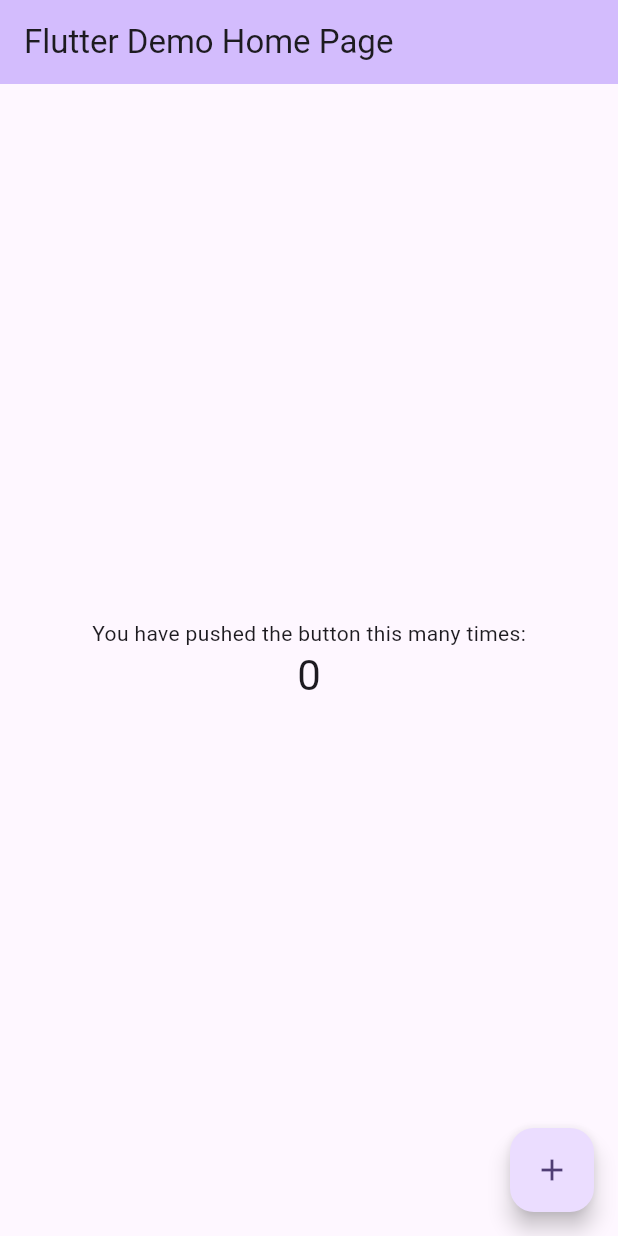
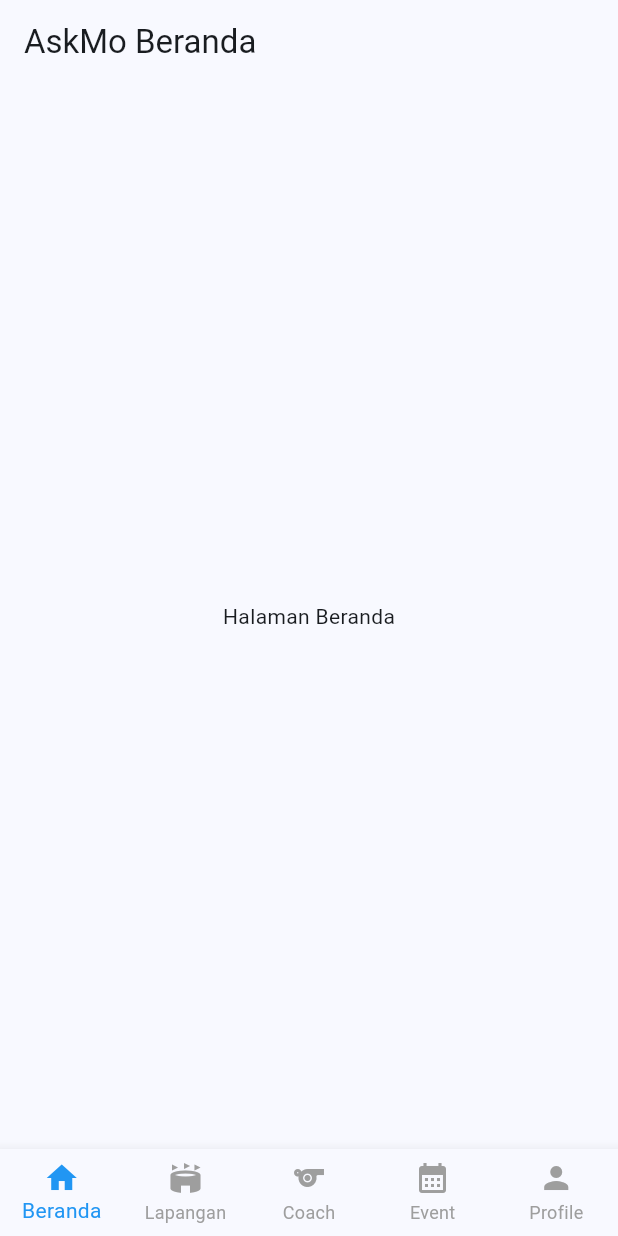
Before and after one commit to pbp-kelompok-c04/askmo-mobile, a Flutter app: the screen it shows after launch, on a phone screen of 412 x 824 dp. Run offline on Flutter 3.47's test engine with Material 3 defaults, Android fonts, the light colour scheme and no system bars.

Commit message:
Navbar Trial

```diff
--- a/lib/main.dart
+++ b/lib/main.dart
@@ -1,4 +1,5 @@
 import 'package:flutter/material.dart';
+import 'menu.dart'; // Import the menu we created in Step 2
 
 void main() {
   runApp(const MyApp());
@@ -7,116 +8,17 @@ void main() {
 class MyApp extends StatelessWidget {
   const MyApp({super.key});
 
-  // This widget is the root of your application.
   @override
   Widget build(BuildContext context) {
     return MaterialApp(
-      title: 'Flutter Demo',
+      title: 'AskMo Mobile',
+      debugShowCheckedModeBanner: false, // Removes the 'debug' banner
       theme: ThemeData(
-        // This is the theme of your application.
-        //
-        // TRY THIS: Try running your application with "flutter run". You'll see
-        // the application has a purple toolbar. Then, without quitting the app,
-        // try changing the seedColor in the colorScheme below to Colors.green
-        // and then invoke "hot reload" (save your changes or press the "hot
-        // reload" button in a Flutter-supported IDE, or press "r" if you used
-        // the command line to start the app).
-        //
-        // Notice that the counter didn't reset back to zero; the application
-        // state is not lost during the reload. To reset the state, use hot
-        // restart instead.
-        //
-        // This works for code too, not just values: Most code changes can be
-        // tested with just a hot reload.
-        colorScheme: ColorScheme.fromSeed(seedColor: Colors.deepPurple),
+        colorScheme: ColorScheme.fromSeed(seedColor: Colors.blue),
+        useMaterial3: true,
       ),
-      home: const MyHomePage(title: 'Flutter Demo Home Page'),
+      // Set the home to our MenuPage which contains the navigation bar
+      home: const MenuPage(),
     );
   }
 }
-
-class MyHomePage extends StatefulWidget {
-  const MyHomePage({super.key, required this.title});
-
-  // This widget is the home page of your application. It is stateful, meaning
-  // that it has a State object (defined below) that contains fields that affect
-  // how it looks.
-
-  // This class is the configuration for the state. It holds the values (in this
-  // case the title) provided by the parent (in this case the App widget) and
-  // used by the build method of the State. Fields in a Widget subclass are
-  // always marked "final".
-
-  final String title;
-
-  @override
-  State<MyHomePage> createState() => _MyHomePageState();
-}
-
-class _MyHomePageState extends State<MyHomePage> {
-  int _counter = 0;
-
-  void _incrementCounter() {
-    setState(() {
-      // This call to setState tells the Flutter framework that something has
-      // changed in this State, which causes it to rerun the build method below
-      // so that the display can reflect the updated values. If we changed
-      // _counter without calling setState(), then the build method would not be
-      // called again, and so nothing would appear to happen.
-      _counter++;
-    });
-  }
-
-  @override
-  Widget build(BuildContext context) {
-    // This method is rerun every time setState is called, for instance as done
-    // by the _incrementCounter method above.
-    //
-    // The Flutter framework has been optimized to make rerunning build methods
-    // fast, so that you can just rebuild anything that needs updating rather
-    // than having to individually change instances of widgets.
-    return Scaffold(
-      appBar: AppBar(
-        // TRY THIS: Try changing the color here to a specific color (to
-        // Colors.amber, perhaps?) and trigger a hot reload to see the AppBar
-        // change color while the other colors stay the same.
-        backgroundColor: Theme.of(context).colorScheme.inversePrimary,
-        // Here we take the value from the MyHomePage object that was created by
-        // the App.build method, and use it to set our appbar title.
-        title: Text(widget.title),
-      ),
-      body: Center(
-        // Center is a layout widget. It takes a single child and positions it
-        // in the middle of the parent.
-        child: Column(
-          // Column is also a layout widget. It takes a list of children and
-          // arranges them vertically. By default, it sizes itself to fit its
-          // children horizontally, and tries to be as tall as its parent.
-          //
-          // Column has various properties to control how it sizes itself and
-          // how it positions its children. Here we use mainAxisAlignment to
-          // center the children vertically; the main axis here is the vertical
-          // axis because Columns are vertical (the cross axis would be
-          // horizontal).
-          //
-          // TRY THIS: Invoke "debug painting" (choose the "Toggle Debug Paint"
-          // action in the IDE, or press "p" in the console), to see the
-          // wireframe for each widget.
-          mainAxisAlignment: MainAxisAlignment.center,
-          children: <Widget>[
-            const Text('You have pushed the button this many times:'),
-            Text(
-              '$_counter',
-              style: Theme.of(context).textTheme.headlineMedium,
-            ),
-          ],
-        ),
-      ),
-      floatingActionButton: FloatingActionButton(
-        onPressed: _incrementCounter,
-        tooltip: 'Increment',
-        child: const Icon(Icons.add),
-      ), // This trailing comma makes auto-formatting nicer for build methods.
-    );
-  }
-}
--- /dev/null
+++ b/lib/menu.dart
@@ -0,0 +1,73 @@
+import 'package:flutter/material.dart';
+// Import the screens we created in Step 1
+import 'screens/beranda.dart';
+import 'screens/lapangan.dart';
+import 'screens/coach.dart';
+import 'screens/event.dart';
+import 'screens/profile.dart';
+
+class MenuPage extends StatefulWidget {
+  const MenuPage({super.key});
+
+  @override
+  State<MenuPage> createState() => _MenuPageState();
+}
+
+class _MenuPageState extends State<MenuPage> {
+  int _selectedIndex = 0;
+
+  // List of widgets to display in the body
+  final List<Widget> _pages = [
+    const BerandaPage(),
+    const LapanganPage(),
+    const CoachPage(),
+    const EventPage(),
+    const ProfilePage(),
+  ];
+
+  void _onItemTapped(int index) {
+    setState(() {
+      _selectedIndex = index;
+    });
+  }
+
+  @override
+  Widget build(BuildContext context) {
+    return Scaffold(
+      // IndexedStack preserves the state of the pages so they don't reset when switching
+      body: IndexedStack(
+        index: _selectedIndex,
+        children: _pages,
+      ),
+      bottomNavigationBar: BottomNavigationBar(
+        type: BottomNavigationBarType.fixed, // Needed for 4+ items
+        currentIndex: _selectedIndex,
+        selectedItemColor: Colors.blue, // Main theme color
+        unselectedItemColor: Colors.grey,
+        onTap: _onItemTapped,
+        items: const [
+          BottomNavigationBarItem(
+            icon: Icon(Icons.home),
+            label: 'Beranda',
+          ),
+          BottomNavigationBarItem(
+            icon: Icon(Icons.stadium),
+            label: 'Lapangan',
+          ),
+          BottomNavigationBarItem(
+            icon: Icon(Icons.sports),
+            label: 'Coach',
+          ),
+          BottomNavigationBarItem(
+            icon: Icon(Icons.calendar_month),
+            label: 'Event',
+          ),
+          BottomNavigationBarItem(
+            icon: Icon(Icons.person),
+            label: 'Profile',
+          ),
+        ],
+      ),
+    );
+  }
+}
--- /dev/null
+++ b/lib/screens/beranda.dart
@@ -0,0 +1,17 @@
+import 'package:flutter/material.dart';
+
+class BerandaPage extends StatelessWidget {
+  const BerandaPage({super.key});
+
+  @override
+  Widget build(BuildContext context) {
+    return Scaffold(
+      appBar: AppBar(
+        title: const Text('AskMo Beranda'),
+      ),
+      body: const Center(
+        child: Text('Halaman Beranda'),
+      ),
+    );
+  }
+}
```
Also changed, not shown: lib/screens/coach.dart (added, +17 -0 lines), lib/screens/event.dart (added, +17 -0 lines), lib/screens/lapangan.dart (added, +17 -0 lines), lib/screens/profile.dart (added, +17 -0 lines).
